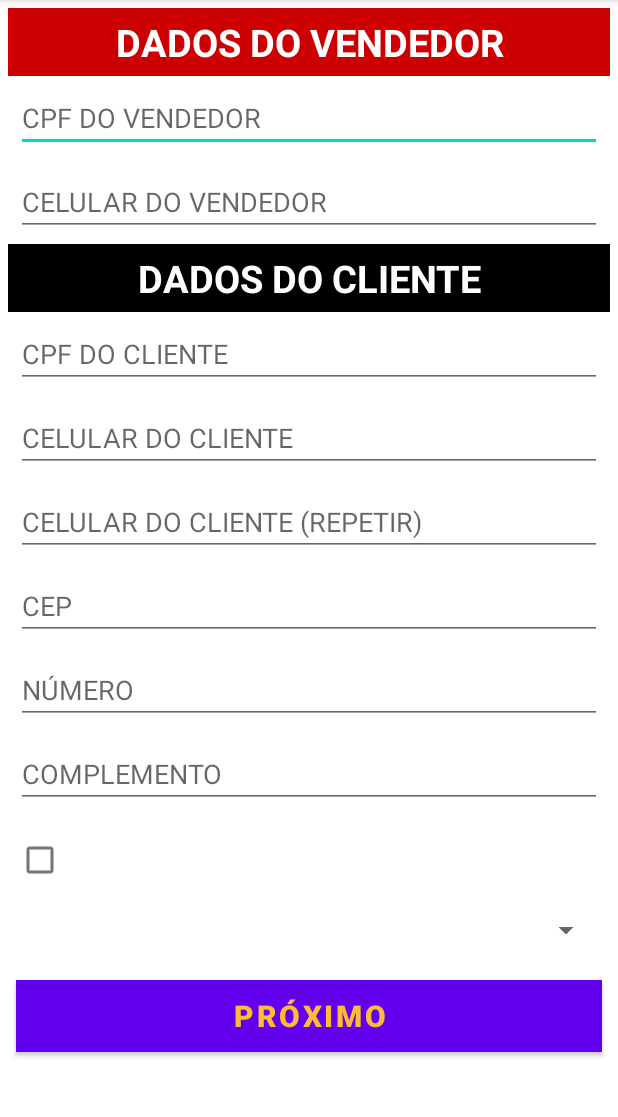
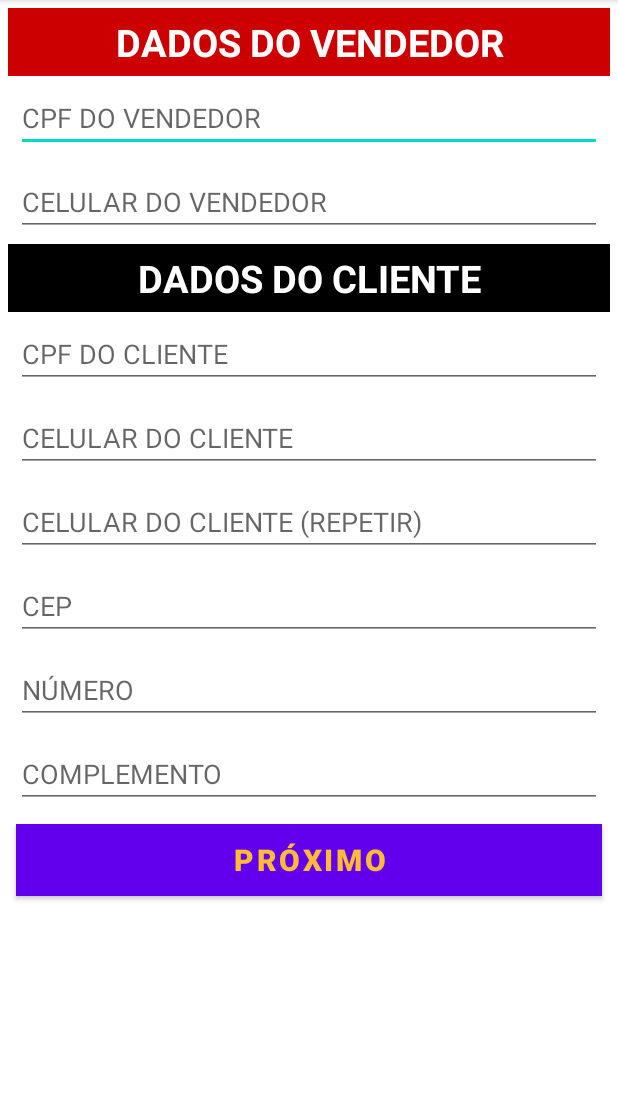
Before and after one commit to victorsampaio/AppVarejoSeguros, an Android app: the FormularioActivity screen opened directly, with no data from a screen before it, on a phone screen of 412 x 824 dp, the part 84-1201 px from its top. Run offline under Robolectric (Android 15) with nearby library versions, the phone set to English and light mode, and no system bars; our stand-ins replace ButterKnife; network calls fail.

Commit message:
Pagina de Formulario: Vendedor e Comprador #3

```diff
--- a/VarejoSeguros/app/src/main/res/layout/activity_formulario.xml
+++ b/VarejoSeguros/app/src/main/res/layout/activity_formulario.xml
@@ -7,7 +7,7 @@
 
     <LinearLayout
         android:layout_width="match_parent"
-        android:layout_height="wrap_content"
+        android:layout_height="match_parent"
         android:orientation="vertical">
 
         <TextView
@@ -55,19 +55,6 @@
             android:textColor="@android:color/white"
             android:textSize="25sp"
             android:textStyle="bold" />
-
-        <!--
-        <EditText
-            android:id="@+id/editDataNascimento"
-            android:layout_width="match_parent"
-            android:layout_height="wrap_content"
-            android:layout_margin="5dp"
-            android:autofillHints=""
-            android:ems="10"
-            android:hint="@string/data_de_nascimento"
-            android:inputType="date"
-            android:maxLength="10" />
-        -->
 
         <EditText
             android:id="@+id/editCpfCliente"
@@ -137,29 +124,7 @@
             android:hint="@string/complemento"
             android:importantForAutofill="no"
             android:inputType="text|textNoSuggestions"
-            android:maxLength="15"/>
-
-        <CheckBox
-            android:id="@+id/condutor"
-            android:text=" "
-            android:layout_width="match_parent"
-            android:layout_height="wrap_content"
-            android:layout_margin="5dp"
-            />
-
-        <Spinner
-            android:id="@+id/spinnerEstadoCivilCliente"
-            android:layout_width="match_parent"
-            android:layout_height="wrap_content"
-            android:layout_margin="5dp"
-             />
-
-        <Spinner
-            android:id="@+id/spinnerGeneroCliente"
-            android:layout_width="match_parent"
-            android:layout_height="wrap_content"
-            android:layout_margin="5dp"
-            android:background="#000" />
+            android:maxLength="15" />
 
         <Button
             android:id="@+id/buttonProximo"
```
Also changed, not shown: VarejoSeguros/app/src/main/java/br/com/varejoseguros/activities/FormularioActivity.java (+112 -5 lines), VarejoSeguros/app/src/main/java/br/com/varejoseguros/model/Comprador.java (added, +47 -0 lines), VarejoSeguros/app/src/main/java/br/com/varejoseguros/model/Endereco.java (added, +47 -0 lines), VarejoSeguros/app/src/main/java/br/com/varejoseguros/model/Vendedor.java (added, +47 -0 lines), VarejoSeguros/app/src/main/java/br/com/varejoseguros/util/ValidaCpf.java (added, +40 -0 lines).
